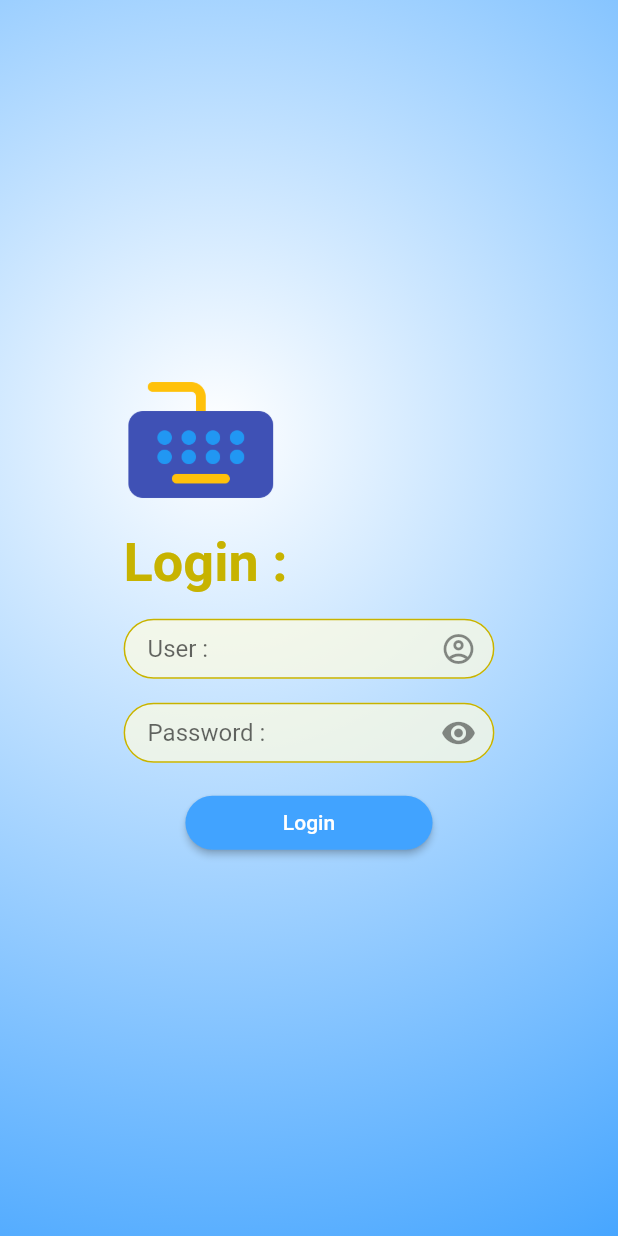
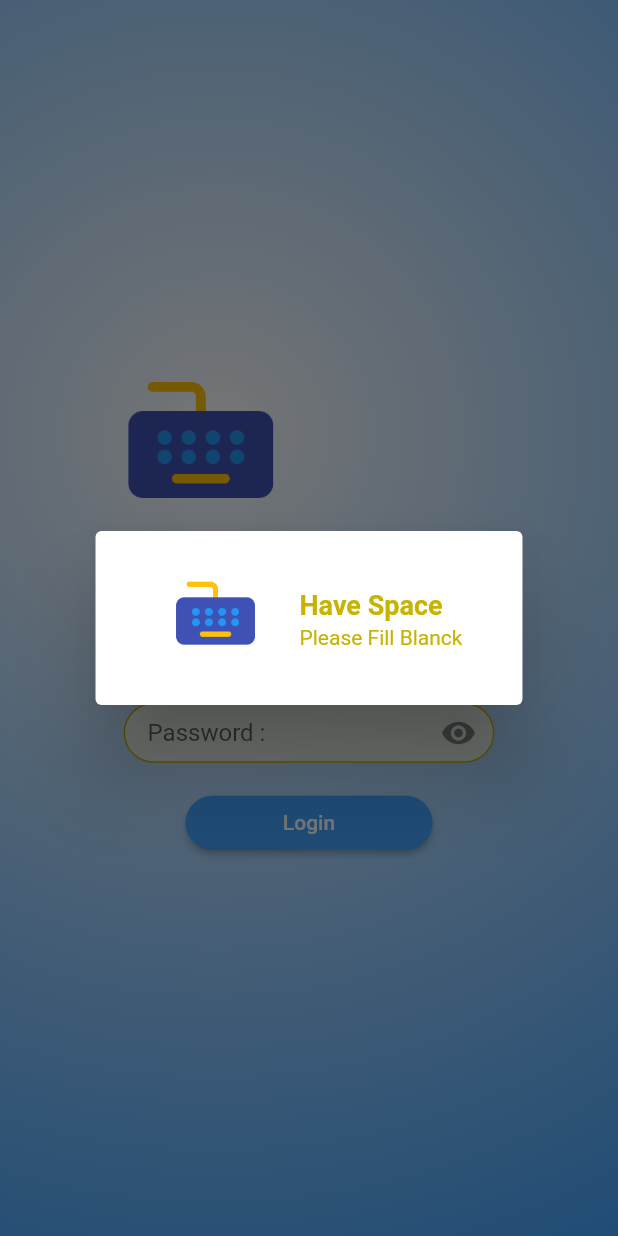
Before and after one commit to notegooner/NoteGooner, a Flutter app: the screen it shows after launch, after a tap on "Login", on a phone screen of 412 x 824 dp. Run offline on Flutter 3.47's test engine with Material 2 defaults, Android fonts, the phone set to English and light mode, and no system bars; our stand-ins replace google_fonts; Roboto replaces fonts that are missing (Mali).

Commit message:
Finish Day2

```diff
--- a/lib/states/authen.dart
+++ b/lib/states/authen.dart
@@ -1,5 +1,8 @@
+// ignore_for_file: avoid_print
+
 import 'package:flutter/material.dart';
 import 'package:notegooner/utility/my_constant.dart';
+import 'package:notegooner/utility/my_dialog.dart';
 import 'package:notegooner/widgets/show_button.dart';
 import 'package:notegooner/widgets/show_form.dart';
 import 'package:notegooner/widgets/show_image.dart';
@@ -57,6 +60,8 @@ class _AuthenState extends State<Authen> {
 
           if ((user?.isEmpty ?? true) || (password?.isEmpty ?? true)) {
             print('Have Space');
+            MyDialog(context: context).normalDialog(
+                title: "Have Space", subtitle: 'Please Fill Blanck');
           } else {
             print('No Space');
           }
--- /dev/null
+++ b/lib/utility/my_dialog.dart
@@ -0,0 +1,33 @@
+import 'package:flutter/material.dart';
+import 'package:notegooner/utility/my_constant.dart';
+import 'package:notegooner/widgets/show_image.dart';
+import 'package:notegooner/widgets/show_text.dart';
+
+class MyDialog {
+  final BuildContext context;
+  MyDialog({
+    required this.context,
+  });
+
+  Future<void> normalDialog({
+    required String title,
+    required String subtitle,
+  }) async {
+    showDialog(
+      context: context,
+      builder: (BuildContext context) => AlertDialog(
+        title: ListTile(
+          leading: const SizedBox(
+            width: 80,
+            child: ShowImage(),
+          ),
+          title: ShowText(
+            text: title,
+            textStyle: MyConstant().h2Style(),
+          ),
+          subtitle: ShowText(text: subtitle),
+        ),
+      ),
+    );
+  }
+}
```
